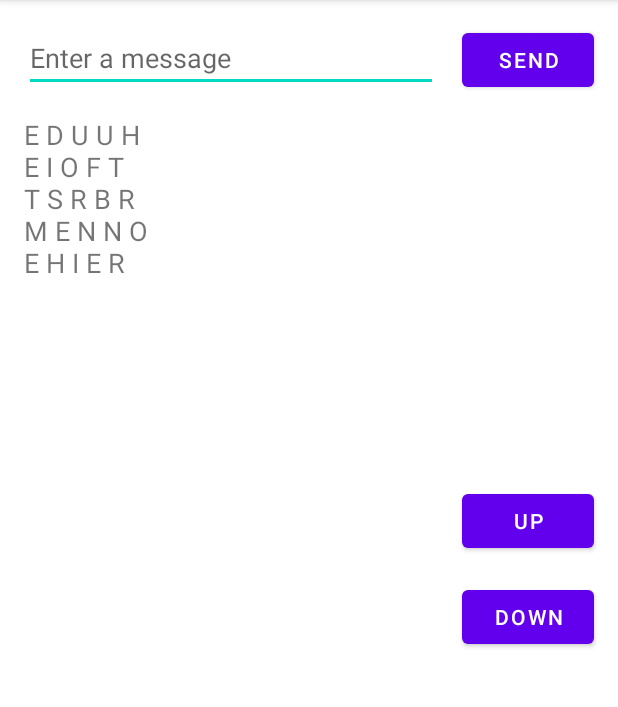
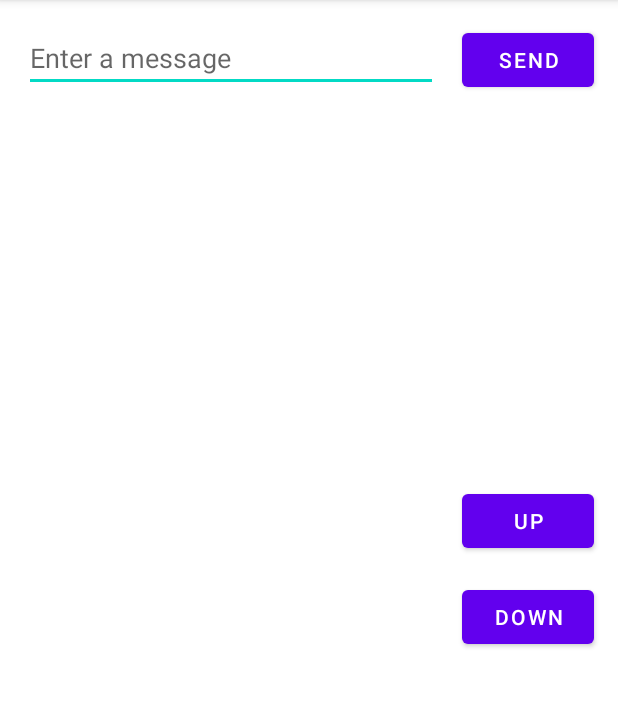
Before and after one commit to SebastianTan/BoggleApp, an Android app: the screen it shows after launch (MainActivity), after a tap on "SEND", on a phone screen of 412 x 824 dp, the part 84-791 px from its top. Run offline under Robolectric (Android 15) with nearby library versions, the phone set to English and light mode, and no system bars; 3 statements that could not run were skipped.

```diff
--- a/app/src/main/java/com/example/boggle_solver/MainActivity.java
+++ b/app/src/main/java/com/example/boggle_solver/MainActivity.java
@@ -16,7 +16,10 @@ import java.util.List;
 
 public class MainActivity extends AppCompatActivity {
 
+    final boolean DEBUG = true;
+
     public static final String EXTRA_MESSAGE = "com.example.myfirstapp.MESSAGE";
+
     @Override
     protected void onCreate(Bundle savedInstanceState) {
         super.onCreate(savedInstanceState);
@@ -65,11 +68,8 @@ public class MainActivity extends AppCompatActivity {
         }
         dictionary = dict.toArray(new String[dict.size()]);
 
-
-
-
-        // "LILEROHTOPENZOIA"
-//        String board = message.toUpperCase();
+        // "LILEROHTOPENZOIA" "LCTCWHTEOEIRBSHI" Debug strings
+        String board = message.toUpperCase();
 
         //testing code
         String board = "EDUUHEIOFTTSRBRMENNOEHIER";
```
Also changed, not shown: 1 other file.
